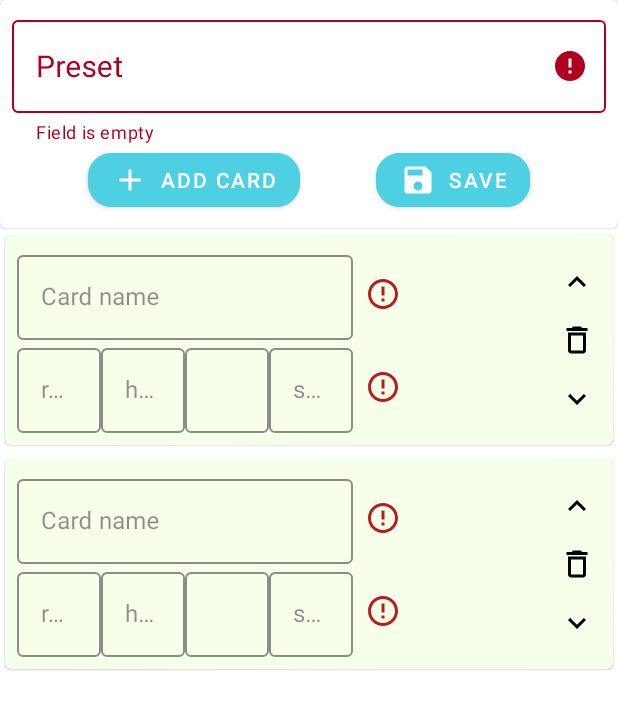
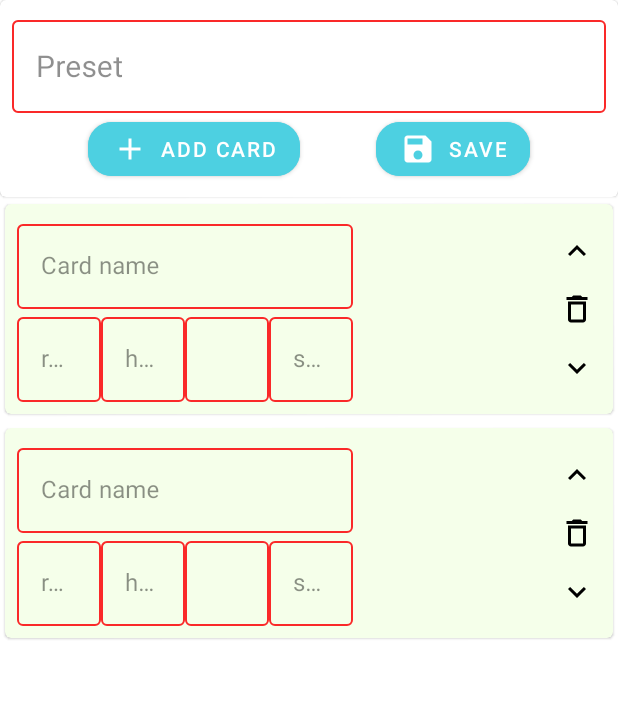
Before and after one commit to studentprogrammist599/TimerApp, an Android app: the PresetFragment screen opened through its navigation route, after a tap on "SAVE", on a phone screen of 412 x 824 dp. Shown: the top 710 px of the screen. Run offline under Robolectric (Android 15) with nearby library versions, the phone set to English and light mode, and no system bars; 1 other tap on this screen came first.

Commit message:
change box stroke color

```diff
--- a/app/src/main/java/com/kostry/yourtimer/ui/preset/PresetAdapter.kt
+++ b/app/src/main/java/com/kostry/yourtimer/ui/preset/PresetAdapter.kt
@@ -3,10 +3,12 @@ package com.kostry.yourtimer.ui.preset
 import android.view.LayoutInflater
 import android.view.View
 import android.view.ViewGroup
+import androidx.appcompat.content.res.AppCompatResources
 import androidx.core.widget.addTextChangedListener
 import androidx.recyclerview.widget.DiffUtil
 import androidx.recyclerview.widget.ListAdapter
 import androidx.recyclerview.widget.RecyclerView
+import com.google.android.material.textfield.TextInputLayout
 import com.kostry.yourtimer.R
 import com.kostry.yourtimer.databinding.ItemTimeCardWithButtonsBinding
 import com.kostry.yourtimer.datasource.models.TimeCardModel
@@ -68,20 +70,29 @@ class PresetAdapter(
         init {
             bindingsCatcher.catchBinding(binding)
             binding.itemTimeCardWithButtonsTextNameEditText.addTextChangedListener {
-                binding.itemTimeCardWithButtonsNameError.visibility = View.INVISIBLE
+                setDefaultStrokeColor(binding.itemTimeCardWithButtonsTextNameInputLayout)
             }
             binding.itemTimeCardWithButtonsRepsEditText.addTextChangedListener {
-                binding.itemTimeCardWithButtonsTimeError.visibility = View.INVISIBLE
+                setDefaultStrokeColor(binding.itemTimeCardWithButtonsRepsInputLayout)
             }
             binding.itemTimeCardWithButtonsHoursEditText.addTextChangedListener {
-                binding.itemTimeCardWithButtonsTimeError.visibility = View.INVISIBLE
+                setDefaultStrokeColor(binding.itemTimeCardWithButtonsHoursTextInputLayout)
             }
             binding.itemTimeCardWithButtonsMinutesEditText.addTextChangedListener {
-                binding.itemTimeCardWithButtonsTimeError.visibility = View.INVISIBLE
+                setDefaultStrokeColor(binding.itemTimeCardWithButtonsMinutesTextInputLayout)
             }
             binding.itemTimeCardWithButtonsSecondsEditText.addTextChangedListener {
-                binding.itemTimeCardWithButtonsTimeError.visibility = View.INVISIBLE
+                setDefaultStrokeColor(binding.itemTimeCardWithButtonsSecondsTextInputLayout)
             }
+        }
+
+        private fun setDefaultStrokeColor(inputLayout: TextInputLayout) {
+            inputLayout.setBoxStrokeColorStateList(
+                AppCompatResources.getColorStateList(
+                    inputLayout.context,
+                    R.color.text_input_layout_stroke_color
+                )
+            )
         }
 
         private fun getActualTimeCard(cardId: Int): TimeCardModel {
--- a/app/src/main/java/com/kostry/yourtimer/ui/preset/PresetFragment.kt
+++ b/app/src/main/java/com/kostry/yourtimer/ui/preset/PresetFragment.kt
@@ -5,10 +5,12 @@ import android.os.Bundle
 import android.view.View
 import android.view.ViewGroup
 import android.widget.Toast
+import androidx.appcompat.content.res.AppCompatResources
 import androidx.core.widget.addTextChangedListener
 import androidx.lifecycle.ViewModelProvider
 import androidx.lifecycle.lifecycleScope
 import androidx.navigation.fragment.navArgs
+import com.google.android.material.textfield.TextInputLayout
 import com.kostry.yourtimer.R
 import com.kostry.yourtimer.databinding.FragmentPresetBinding
 import com.kostry.yourtimer.databinding.ItemTimeCardWithButtonsBinding
@@ -90,7 +92,9 @@ class PresetFragment : BaseFragment<FragmentPresetBinding>() {
         binding.presetFragmentSaveButton.setOnClickListener {
             val presetNameIsEmpty = checkPresetNameTextIsEmpty()
             val cardsNamesIsEmpty = checkTimeCardNameIsEmpty()
-            if (presetNameIsEmpty && cardsNamesIsEmpty) {
+            val cardsTimesIsEmpty = checkTimeCardTimeIsEmpty()
+            val cardsRepsIsEmpty = checkTimeCardRepsIsEmpty()
+            if (presetNameIsEmpty && cardsNamesIsEmpty && cardsTimesIsEmpty && cardsRepsIsEmpty) {
                 Toast.makeText(context, "Preset saved", Toast.LENGTH_SHORT).show()
             } else {
                 Toast.makeText(context, "Preset fields is empty", Toast.LENGTH_SHORT).show()
@@ -100,13 +104,19 @@ class PresetFragment : BaseFragment<FragmentPresetBinding>() {
 
     private fun initTextFieldsListeners() {
         binding.presetFragmentPresetNameEditText.addTextChangedListener {
-            binding.presetFragmentTextInputLayout.error = null
+            setBoxStrokeColor(
+                binding.presetFragmentTextInputLayout,
+                R.color.text_input_layout_stroke_color
+            )
         }
     }
 
     private fun checkPresetNameTextIsEmpty(): Boolean {
         if (binding.presetFragmentPresetNameEditText.text.toString().isEmpty()) {
-            binding.presetFragmentTextInputLayout.error = getErrorTextName()
+            setBoxStrokeColor(
+                binding.presetFragmentTextInputLayout,
+                R.color.text_input_layout_stroke_error_color
+            )
             return false
         }
         return true
@@ -116,31 +126,62 @@ class PresetFragment : BaseFragment<FragmentPresetBinding>() {
         var returnedBoolean = true
         adapterItems.forEach { item ->
             if (item.itemTimeCardWithButtonsTextNameEditText.text.toString().isEmpty()) {
-                item.itemTimeCardWithButtonsNameError.visibility = View.VISIBLE
-                returnedBoolean = false
-            }
-            if (item.itemTimeCardWithButtonsRepsEditText.text.toString().isEmpty()) {
-                item.itemTimeCardWithButtonsTimeError.visibility = View.VISIBLE
-                returnedBoolean = false
-            }
-            if (item.itemTimeCardWithButtonsHoursEditText.text.toString().isEmpty()) {
-                item.itemTimeCardWithButtonsTimeError.visibility = View.VISIBLE
-                returnedBoolean = false
-            }
-            if (item.itemTimeCardWithButtonsMinutesEditText.text.toString().isEmpty()) {
-                item.itemTimeCardWithButtonsTimeError.visibility = View.VISIBLE
-                returnedBoolean = false
-            }
-            if (item.itemTimeCardWithButtonsSecondsEditText.text.toString().isEmpty()) {
-                item.itemTimeCardWithButtonsTimeError.visibility = View.VISIBLE
+                setBoxStrokeColor(
+                    item.itemTimeCardWithButtonsTextNameInputLayout,
+                    R.color.text_input_layout_stroke_error_color
+                )
                 returnedBoolean = false
             }
         }
         return returnedBoolean
     }
 
-    private fun getErrorTextName(): String {
-        return requireContext().resources.getString(R.string.error_field_is_empty)
+    private fun checkTimeCardRepsIsEmpty(): Boolean{
+        var returnedBoolean = true
+        adapterItems.forEach { item ->
+            if (item.itemTimeCardWithButtonsRepsEditText.text.toString().isEmpty()) {
+                setBoxStrokeColor(
+                    item.itemTimeCardWithButtonsRepsInputLayout,
+                    R.color.text_input_layout_stroke_error_color
+                )
+                returnedBoolean = false
+            }
+        }
+        return returnedBoolean
+    }
+
+    private fun checkTimeCardTimeIsEmpty(): Boolean {
+        var returnedBoolean = true
+        adapterItems.forEach { item ->
+            if (item.itemTimeCardWithButtonsHoursEditText.text.toString().isEmpty()) {
+                setBoxStrokeColor(
+                    item.itemTimeCardWithButtonsHoursTextInputLayout,
+                    R.color.text_input_layout_stroke_error_color
+                )
+                returnedBoolean = false
+            }
+            if (item.itemTimeCardWithButtonsMinutesEditText.text.toString().isEmpty()) {
+                setBoxStrokeColor(
+                    item.itemTimeCardWithButtonsMinutesTextInputLayout,
+                    R.color.text_input_layout_stroke_error_color
+                )
+                returnedBoolean = false
+            }
+            if (item.itemTimeCardWithButtonsSecondsEditText.text.toString().isEmpty()) {
+                setBoxStrokeColor(
+                    item.itemTimeCardWithButtonsSecondsTextInputLayout,
+                    R.color.text_input_layout_stroke_error_color
+                )
+                returnedBoolean = false
+            }
+        }
+        return returnedBoolean
+    }
+
+    private fun setBoxStrokeColor(inputLayout: TextInputLayout, color: Int) {
+        inputLayout.setBoxStrokeColorStateList(
+            AppCompatResources.getColorStateList(requireContext(), color)
+        )
     }
 
     private fun initAdapter() {
--- /dev/null
+++ b/app/src/main/res/color/text_input_layout_stroke_error_color.xml
@@ -0,0 +1,5 @@
+<?xml version="1.0" encoding="utf-8"?>
+<selector xmlns:android="http://schemas.android.com/apk/res/android">
+    <item android:color="@color/secondary_red" android:state_pressed="true" />
+    <item android:color="@color/primary_red" android:state_pressed="false" />
+</selector>
--- a/app/src/main/res/layout/fragment_preset.xml
+++ b/app/src/main/res/layout/fragment_preset.xml
@@ -27,7 +27,6 @@
                 android:layout_height="wrap_content"
                 android:hint="@string/preset"
                 app:endIconMode="clear_text"
-                app:errorEnabled="true"
                 app:layout_constraintEnd_toEndOf="parent"
                 app:layout_constraintStart_toStartOf="parent"
                 app:layout_constraintTop_toTopOf="parent"
--- a/app/src/main/res/layout/item_time_card_with_buttons.xml
+++ b/app/src/main/res/layout/item_time_card_with_buttons.xml
@@ -101,7 +101,7 @@
             android:layout_width="wrap_content"
             android:layout_height="wrap_content"
             android:hint="@string/sec"
-            app:layout_constraintEnd_toStartOf="@id/item_time_card_with_buttons_time_error"
+            app:layout_constraintEnd_toStartOf="@id/item_time_card_with_buttons_options_button_start_barrier"
             app:layout_constraintStart_toEndOf="@id/item_time_card_with_buttons_minutes_text_input_layout"
             app:layout_constraintTop_toBottomOf="@id/item_time_card_with_buttons_text_name_input_layout"
             app:placeholderText="@string/_00">
@@ -113,32 +113,6 @@
                 android:layout_height="wrap_content"
                 android:inputType="number" />
         </com.google.android.material.textfield.TextInputLayout>
-
-        <ImageView
-            android:id="@+id/item_time_card_with_buttons_name_error"
-            android:layout_width="wrap_content"
-            android:layout_height="wrap_content"
-            android:layout_marginStart="@dimen/_8dp"
-            android:src="@drawable/ic_baseline_error_outline_24"
-            android:visibility="invisible"
-            app:layout_constraintBottom_toBottomOf="@id/item_time_card_with_buttons_text_name_input_layout"
-            app:layout_constraintEnd_toEndOf="@id/item_time_card_with_buttons_time_error"
-            app:layout_constraintStart_toEndOf="@id/item_time_card_with_buttons_text_name_input_layout"
-            app:layout_constraintTop_toTopOf="@id/item_time_card_with_buttons_text_name_input_layout"
-            app:tint="@color/red" />
-
-        <ImageView
-            android:id="@+id/item_time_card_with_buttons_time_error"
-            android:layout_width="wrap_content"
-            android:layout_height="wrap_content"
-            android:layout_marginStart="@dimen/_8dp"
-            android:src="@drawable/ic_baseline_error_outline_24"
-            android:visibility="invisible"
-            app:layout_constraintBottom_toBottomOf="@id/item_time_card_with_buttons_seconds_text_input_layout"
-            app:layout_constraintEnd_toEndOf="@id/item_time_card_with_buttons_options_button_start_barrier"
-            app:layout_constraintStart_toEndOf="@id/item_time_card_with_buttons_seconds_text_input_layout"
-            app:layout_constraintTop_toTopOf="@id/item_time_card_with_buttons_seconds_text_input_layout"
-            app:tint="@color/red" />
 
         <androidx.constraintlayout.widget.Barrier
             android:id="@+id/item_time_card_with_buttons_options_button_start_barrier"
--- a/app/src/main/res/values/colors.xml
+++ b/app/src/main/res/values/colors.xml
@@ -7,6 +7,8 @@
     <color name="teal_700">#FF018786</color>
     <color name="black">#FF000000</color>
     <color name="white">#FFFFFFFF</color>
+    <color name="primary_red">#FF0000</color>
+    <color name="secondary_red">#FA2929</color>
 
     <color name="primary_text_color">#000000</color>
     <color name="secondary_text_color">#FFFFFF</color>
@@ -21,5 +23,5 @@
     <color name="primary_layout_background">#FFFFFF</color>
     <color name="secondary_layout_background">#F5FFEA</color>
     <color name="third_layout_background">#000000</color>
-    <color name="red">#B71C1C</color>
+
 </resources>
```
